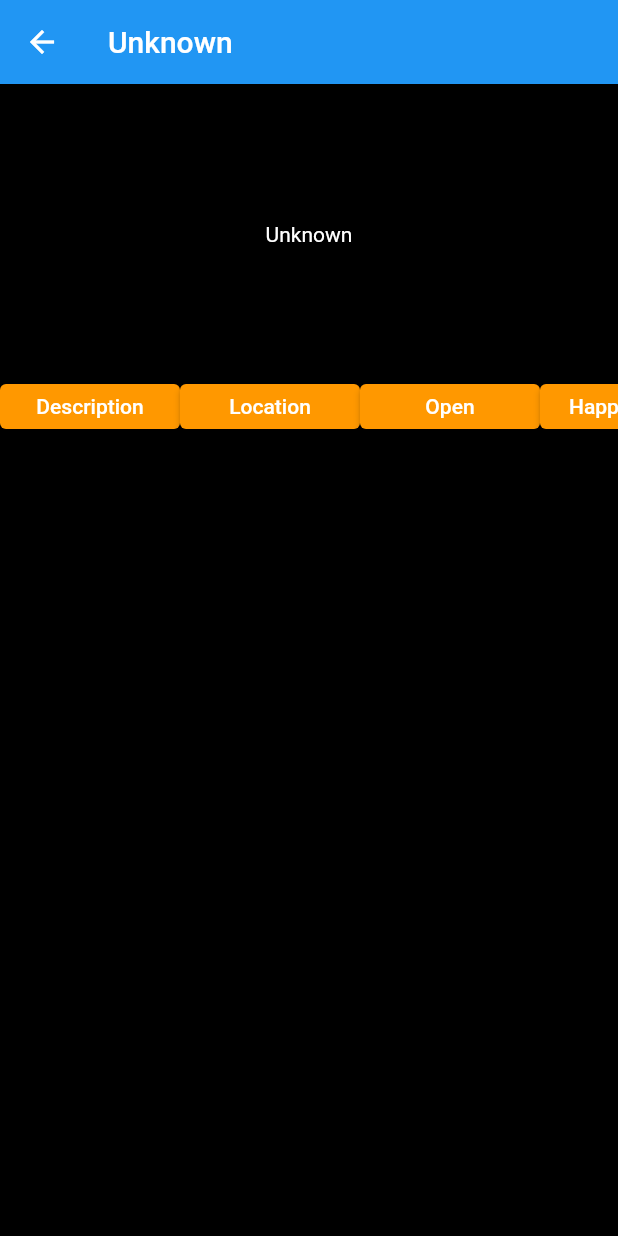
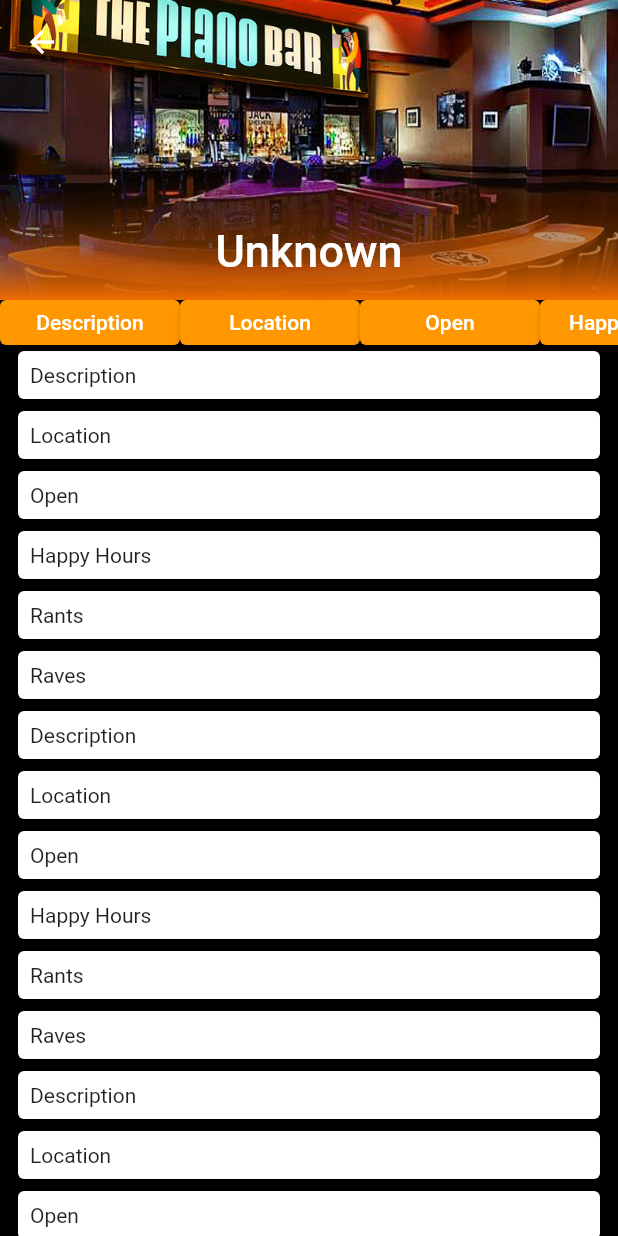
Before and after one commit to Tezza27/Bzoozle-MVP, a Flutter app: the screen it shows after launch, after a tap on the "add" icon, on a phone screen of 412 x 824 dp. Run offline on Flutter 3.47's test engine with Material 2 defaults, Android fonts, the phone set to English and light mode, and no system bars; our stand-ins replace cloud_firestore, firebase_core; accounts and stored records are empty.

Commit message:
SliverAppBar installed on VenueDetailScreen

```diff
--- a/lib/Lists/detail_pages_list.dart
+++ b/lib/Lists/detail_pages_list.dart
@@ -6,3 +6,54 @@ List<String> detailPageList = [
   "Rants",
   "Raves",
 ];
+
+List<String> randomList = [
+  "Description",
+  "Location",
+  "Open",
+  "Happy Hours",
+  "Rants",
+  "Raves",
+  "Description",
+  "Location",
+  "Open",
+  "Happy Hours",
+  "Rants",
+  "Raves",
+  "Description",
+  "Location",
+  "Open",
+  "Happy Hours",
+  "Rants",
+  "Raves",
+  "Description",
+  "Location",
+  "Open",
+  "Happy Hours",
+  "Rants",
+  "Raves",
+  "Description",
+  "Location",
+  "Open",
+  "Happy Hours",
+  "Rants",
+  "Raves",
+  "Description",
+  "Location",
+  "Open",
+  "Happy Hours",
+  "Rants",
+  "Raves",
+  "Description",
+  "Location",
+  "Open",
+  "Happy Hours",
+  "Rants",
+  "Raves",
+  "Description",
+  "Location",
+  "Open",
+  "Happy Hours",
+  "Rants",
+  "Raves",
+];
--- a/lib/Screens/venue_detail.dart
+++ b/lib/Screens/venue_detail.dart
@@ -17,21 +17,50 @@ class _VenueDetailScreenState extends State<VenueDetailScreen> {
     final venueProvider = Provider.of<VenueProvider>(context);
     return Scaffold(
       backgroundColor: Colors.black,
-      appBar: AppBar(
+      body: CustomScrollView(
+        slivers: [
+          SliverAppBar(
+            backgroundColor: Colors.orange[800],
+            pinned: false,
+            floating: true,
+            snap: true,
+            expandedHeight: 200.0,
+            flexibleSpace: FlexibleSpaceBar(
               title: Text(
                 "${venueProvider.venueName}",
               ),
+              centerTitle: true,
+              background: DecoratedBox(
+                position: DecorationPosition.foreground,
+                decoration: BoxDecoration(
+                  gradient: LinearGradient(
+                      begin: Alignment.bottomCenter,
+                      end: Alignment.center,
+                      colors: <Color>[
+                        Colors.orange[800]!,
+                        Colors.transparent,
+                      ]),
                 ),
-      body: Column(
-        children: <Widget>[
-          SizedBox(
-            height: 200,
-            width: double.infinity,
-            child: Center(
-                child: Text("${venueProvider.venueName}",
-                    style: TextStyle(color: Colors.white))),
+                child: Image.asset(
+                  'assets/images/piano_bar_harrahs.png',
+                  fit: BoxFit.cover,
                 ),
-          Container(
+              ),
+            ),
+          ),
+          ScrollButtonList(),
+          VenueDetailList(),
+        ],
+      ),
+    );
+  }
+}
+
+class ScrollButtonList extends StatelessWidget {
+  @override
+  Widget build(BuildContext context) {
+    return SliverToBoxAdapter(
+      child: Container(
         height: 30,
         child: ListView.builder(
             shrinkWrap: true,
@@ -42,8 +71,31 @@ class _VenueDetailScreenState extends State<VenueDetailScreen> {
                   index: index, buttonText: detailPageList[index]);
             }),
       ),
-        ],
-      ),
     );
   }
 }
+
+class VenueDetailList extends StatelessWidget {
+  @override
+  Widget build(BuildContext context) {
+    return SliverList(
+      delegate: SliverChildBuilderDelegate(
+        // shrinkWrap: true,
+        (BuildContext context, int index) {
+          return Padding(
+            padding: const EdgeInsets.symmetric(vertical: 0.0, horizontal: 8.0),
+            child: Card(
+              child: Padding(
+                padding: const EdgeInsets.all(8.0),
+                child: Text("${randomList[index]}"),
+              ),
+            ),
+          );
+        },
+        childCount: randomList.length,
+      ),
+    );
+    //   ],
+    // );
+  }
+}
--- a/lib/main.dart
+++ b/lib/main.dart
@@ -28,6 +28,7 @@ class _MyAppState extends State<MyApp> {
           theme: ThemeData(
             primarySwatch: Colors.blue,
           ),
+          scrollBehavior: const ScrollBehavior(),
           routes: {
             ListingScreen.routeName: (context) => ListingScreen(),
             VenueDetailScreen.routeName: (context) => VenueDetailScreen(),
--- a/pubspec.yaml
+++ b/pubspec.yaml
@@ -46,8 +46,8 @@ flutter:
   # the material Icons class.
   uses-material-design: true
   # To add assets to your application, add an assets section, like this:
-  # assets:
-  #   - images/a_dot_burr.jpeg
+  assets:
+     - assets/images/
   #   - images/a_dot_ham.jpeg
   # An image asset can refer to one or more resolution-specific "variants", see
   # https://flutter.dev/assets-and-images/#resolution-aware.
```
Also changed, not shown: assets/images/piano_bar_harrahs.png (added). Lines whose indentation alone changed are shown as unchanged.
